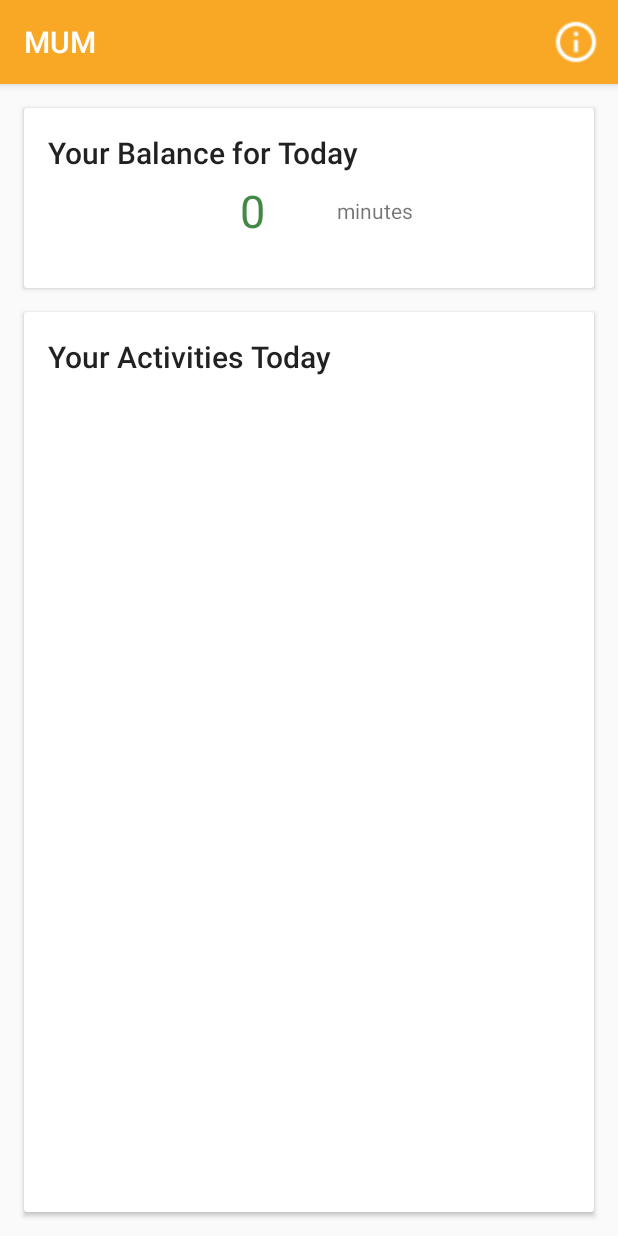
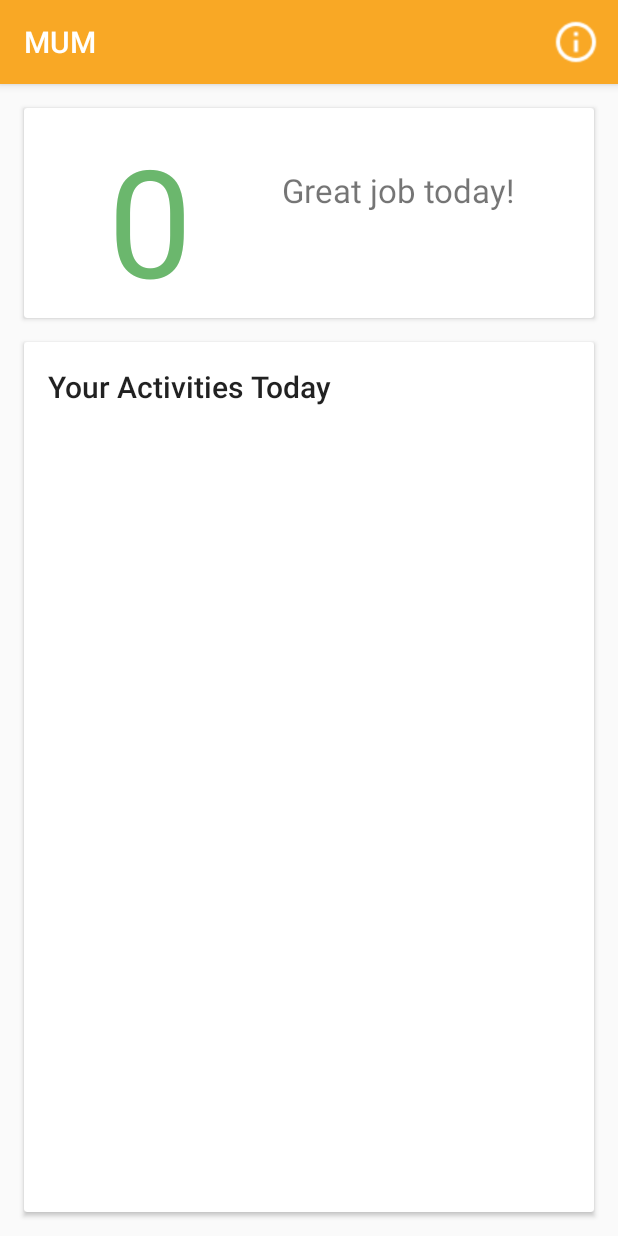
Before and after one commit to laojala/MUM, an Android app: the MainActivity screen opened directly, with no data from a screen before it, on a phone screen of 412 x 824 dp. Run offline under Robolectric (Android 15) with nearby library versions, the phone set to English and light mode, and no system bars; libraries missing offline, so code that uses them is left out: com.aware, com.aware.utils.

Commit message:
modify main ui

```diff
--- a/app/src/main/java/com/example/mum/MainActivity.kt
+++ b/app/src/main/java/com/example/mum/MainActivity.kt
@@ -81,14 +81,20 @@ class MainActivity : AppCompatActivity() {
 
         val currentScore = getActivityList().values.sumBy { it.score }
 
+
         // Colour the daily balance depending on its value
-        if (currentScore >= 0)
+        if (currentScore >= 0) {
             // good score - let's colour it green
             score.setTextColor(ContextCompat.getColor(this, R.color.positiveColor))
-        else
+            scoreTitle.text = "Great job today!"
+            scoreText.text = ""
+        }
+        else {
             // negative score - let's colour it red
             score.setTextColor(ContextCompat.getColor(this, R.color.negativeColor))
-
+            scoreTitle.text = "Oops. Negative balance"
+            scoreText.text = "Maybe try to have a walk"
+        }
 
         score.text = currentScore.toString()
 
--- a/app/src/main/res/layout/activity_main.xml
+++ b/app/src/main/res/layout/activity_main.xml
@@ -12,7 +12,7 @@
                                                      android:layout_height="wrap_content">
             <android.support.v7.widget.CardView
                     android:layout_width="match_parent"
-                    android:layout_height="120dp" app:layout_constraintEnd_toEndOf="parent"
+                    android:layout_height="140dp" app:layout_constraintEnd_toEndOf="parent"
                     android:layout_marginEnd="16dp" app:layout_constraintStart_toStartOf="parent"
                     android:layout_marginStart="16dp"
                     app:layout_constraintTop_toTopOf="parent" android:layout_marginTop="16dp"
@@ -20,34 +20,32 @@
                 <android.support.constraint.ConstraintLayout
                         android:layout_width="match_parent"
                         android:layout_height="match_parent">
-
                     <TextView
-                            android:text="@string/score_title"
-                            android:layout_width="wrap_content"
-                            android:layout_height="35dp" android:id="@+id/score_title"
-                            app:layout_constraintStart_toStartOf="parent" android:layout_marginStart="16dp"
-                            app:layout_constraintTop_toTopOf="parent" android:layout_marginTop="16dp"
-                            android:textAppearance="@style/TextAppearance.AppCompat.Widget.ActionBar.Title"/>
-                    <TextView
-                            android:text="10"
+                            android:text="60"
                             android:layout_width="wrap_content"
                             android:layout_height="wrap_content" android:id="@+id/score"
+                            android:textSize="100dp"
+                            android:layout_marginStart="20dp"
+                            app:layout_constraintStart_toStartOf="parent" app:layout_constraintTop_toTopOf="parent"
+                            android:layout_marginTop="8dp" app:layout_constraintBottom_toBottomOf="parent"
+                            app:layout_constraintEnd_toStartOf="@+id/scoreTitle" android:layout_marginEnd="8dp"/>
+                    <TextView
+                            android:layout_width="wrap_content"
+                            android:layout_height="wrap_content" android:id="@+id/scoreTitle"
                             app:layout_constraintEnd_toEndOf="parent" android:layout_marginEnd="16dp"
-                            app:layout_constraintStart_toStartOf="parent" android:layout_marginStart="16dp"
-                            android:layout_marginBottom="8dp" app:layout_constraintBottom_toBottomOf="parent"
-                            android:layout_marginTop="24dp" app:layout_constraintTop_toTopOf="parent"
-                            android:textSize="30sp" app:layout_constraintHorizontal_bias="0.8"
-                            app:layout_constraintStart_toEndOf="@+id/minutes_title"
-                            app:layout_constraintEnd_toStartOf="@+id/minutes_title"/>
+                            app:layout_constraintStart_toEndOf="@id/score" android:layout_marginStart="16dp"
+                            android:layout_marginTop="40dp" app:layout_constraintTop_toTopOf="parent"
+                            app:layout_constraintHorizontal_bias="0.648"
+                            android:text="placeholder text here, it is quite long" android:textSize="10pt"/>
                     <TextView
-                            android:text="@string/minutes_title"
                             android:layout_width="wrap_content"
-                            android:layout_height="wrap_content" android:id="@+id/minutes_title"
-                            app:layout_constraintEnd_toEndOf="parent" android:layout_marginEnd="16dp"
-                            app:layout_constraintStart_toStartOf="parent" android:layout_marginStart="16dp"
-                            android:layout_marginBottom="8dp" app:layout_constraintBottom_toBottomOf="parent"
-                            android:layout_marginTop="24dp" app:layout_constraintTop_toTopOf="parent"
-                            app:layout_constraintHorizontal_bias="0.648" app:layout_constraintVertical_bias="0.502"/>
+                            android:layout_height="wrap_content" android:id="@+id/scoreText"
+                            app:layout_constraintStart_toStartOf="@+id/scoreTitle" android:layout_marginEnd="16dp"
+                            android:layout_marginBottom="8dp"
+                            android:layout_marginTop="8dp" app:layout_constraintTop_toBottomOf="@+id/scoreTitle"
+                            app:layout_constraintEnd_toEndOf="parent"
+                            app:layout_constraintVertical_bias="0.719"
+                            android:text="placeholder text here, it is quite long"/>
                 </android.support.constraint.ConstraintLayout>
             </android.support.v7.widget.CardView>
             <android.support.v7.widget.CardView
--- a/app/src/main/res/values/colors.xml
+++ b/app/src/main/res/values/colors.xml
@@ -3,6 +3,6 @@
     <color name="colorPrimary">#f9a825</color>
     <color name="colorPrimaryDark">#c17900</color>
     <color name="colorAccent">#438945</color>
-    <color name="positiveColor">#438945</color>
-    <color name="negativeColor">#E40C2B</color>
+    <color name="positiveColor">#6bb76d</color>
+    <color name="negativeColor">#e66c7d</color>
 </resources>
--- a/app/src/main/res/values/strings.xml
+++ b/app/src/main/res/values/strings.xml
@@ -1,7 +1,6 @@
 <resources>
     <string name="app_name">MUM</string>
     <string name="provider_label">MUM app data</string>
-    <string name="score_title">Your Balance for Today</string>
     <string name="activities_title">Your Activities Today</string>
     <string name="minutes_title">minutes</string>
     <string name="step_counter_description">steps</string>
```
Also changed, not shown: 2 other files.
